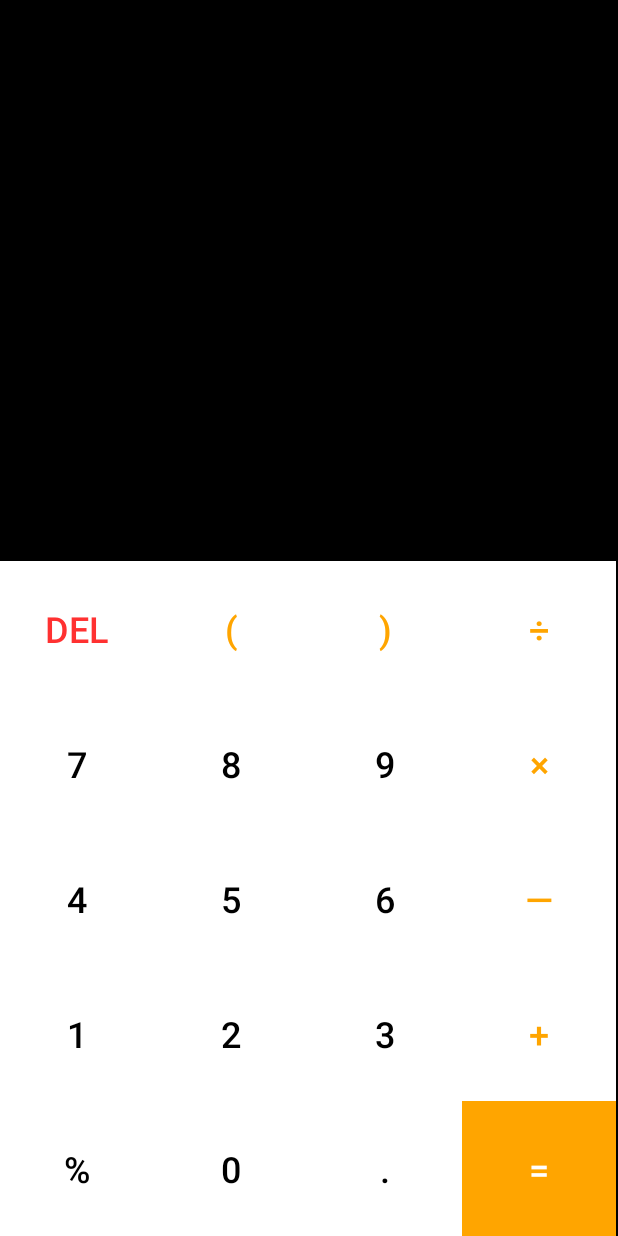
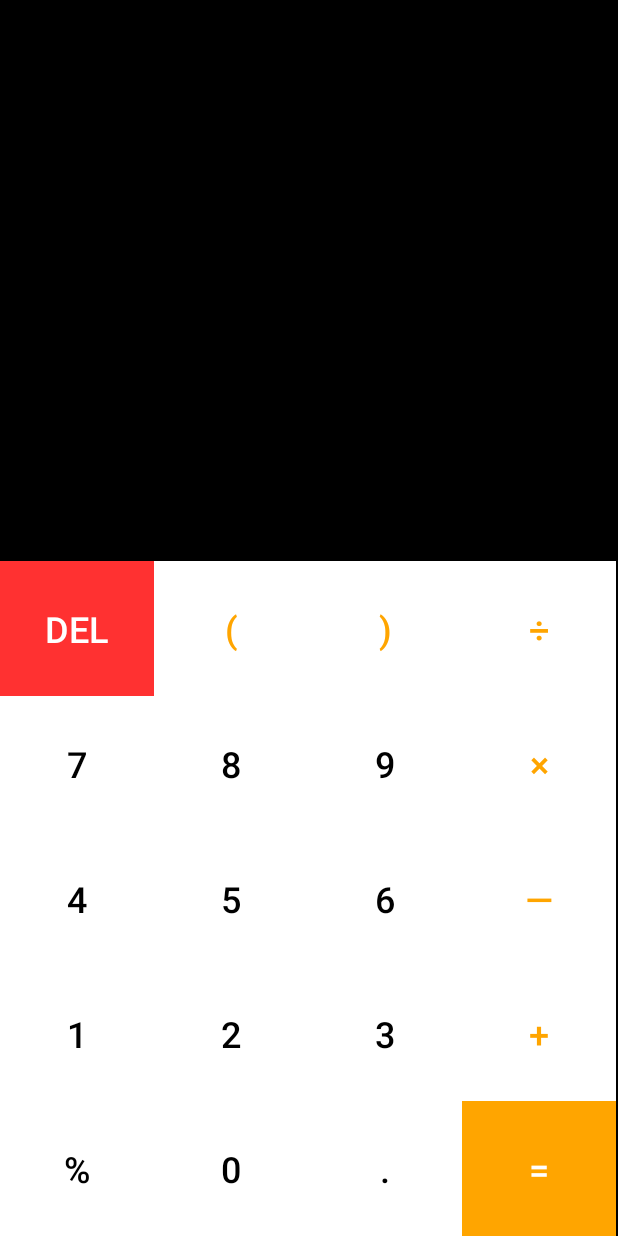
Before and after one commit to Rigel-White/calculator, an Android app: the screen it shows after launch (MainActivity), on a phone screen of 412 x 824 dp. Run offline under Robolectric (Android 15) with nearby library versions, the phone set to English and light mode, and no system bars; 23 statements that could not run were skipped.

Commit message:
Change color of the DEL button

```diff
--- a/app/src/main/res/layout/activity_main.xml
+++ b/app/src/main/res/layout/activity_main.xml
@@ -44,7 +44,8 @@
                 android:layout_width="wrap_content"
                 android:layout_height="90dp"
                 android:text="Del"
-                android:textColor="@color/red" />
+                android:textColor="@color/white"
+                android:background="@color/red" />
             <androidx.appcompat.widget.AppCompatButton
                 android:id="@+id/button_bracket_left"
                 style="@style/Button_Style"
```
